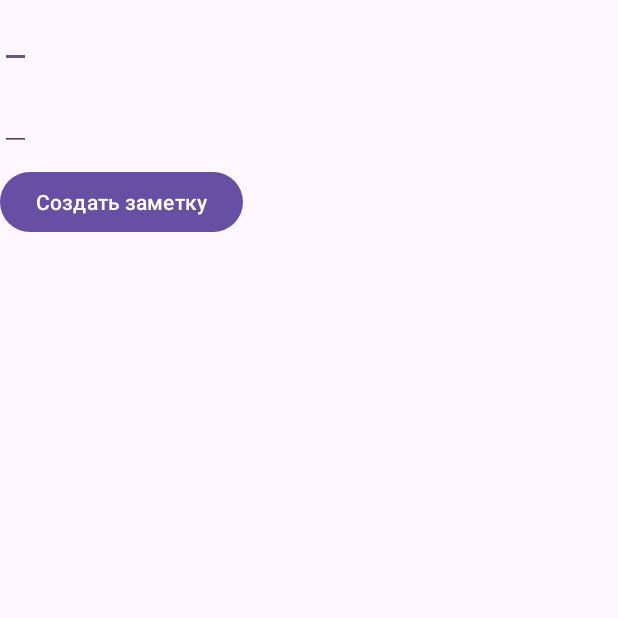
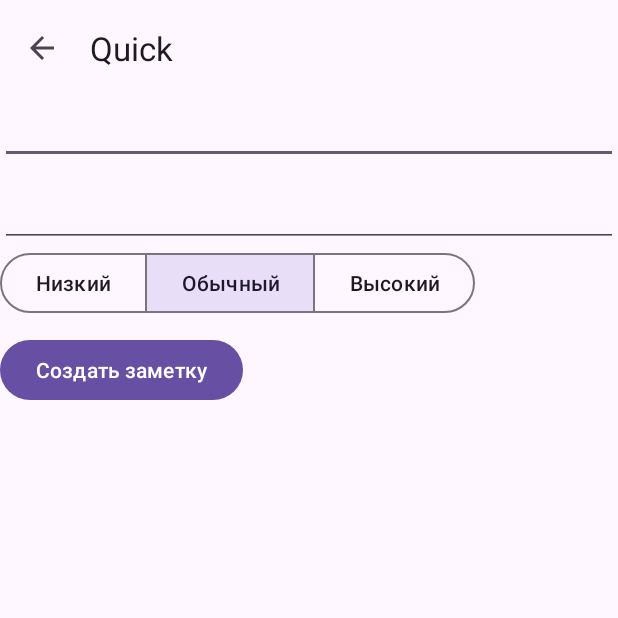
Before and after one commit to Aleksei-L/Quick, an Android app: the screen it shows after launch (CreateQuickActivity), after a tap on "Создать заметку", on a phone screen of 412 x 824 dp, the top half of it. Run offline under Robolectric (Android 15) with nearby library versions, the phone set to English and light mode, and no system bars; our stand-ins replace Room's generated code.

Commit message:
- Добавлена возможность удаления заметок - Теперь при создании заметок можно выбрать их приоритет

```diff
--- a/app/src/main/AndroidManifest.xml
+++ b/app/src/main/AndroidManifest.xml
@@ -14,7 +14,8 @@
 		tools:targetApi="31">
 		<activity
 			android:name=".activity.CreateQuickActivity"
-			android:exported="false" />
+			android:exported="false"
+			android:parentActivityName=".activity.MainActivity" />
 		<activity
 			android:name=".activity.DetailActivity"
 			android:exported="false"
--- a/app/src/main/java/com/example/todolist/activity/CreateQuickActivity.kt
+++ b/app/src/main/java/com/example/todolist/activity/CreateQuickActivity.kt
@@ -4,11 +4,13 @@ import android.os.Bundle
 import android.widget.Button
 import android.widget.EditText
 import androidx.appcompat.app.AppCompatActivity
+import androidx.appcompat.widget.Toolbar
 import androidx.room.Room
 import com.example.todolist.R
 import com.example.todolist.data.PRIORITY
 import com.example.todolist.data.Quick
 import com.example.todolist.db.QuickDatabase
+import com.google.android.material.button.MaterialButtonToggleGroup
 import kotlinx.coroutines.CoroutineScope
 import kotlinx.coroutines.Dispatchers
 import kotlinx.coroutines.launch
@@ -18,32 +20,41 @@ class CreateQuickActivity : AppCompatActivity() {
 		super.onCreate(savedInstanceState)
 		setContentView(R.layout.activity_create_quick)
 
+		val toolbar = findViewById<Toolbar>(R.id.toolbar)
+		setSupportActionBar(toolbar)
+		supportActionBar?.setDisplayHomeAsUpEnabled(true)
+
 		val createQuickButton = findViewById<Button>(R.id.create)
 		val title = findViewById<EditText>(R.id.edit_title)
 		val description = findViewById<EditText>(R.id.edit_description)
-
+		val priority = findViewById<MaterialButtonToggleGroup>(R.id.segmented_button_group)
 
 		createQuickButton.setOnClickListener {
+			//TODO вынести базу данных в сингтон
 			val db = Room.databaseBuilder(
 				this,
 				QuickDatabase::class.java,
 				"quick_database"
 			).build()
 
-			val job = CoroutineScope(Dispatchers.IO).launch {
+			CoroutineScope(Dispatchers.IO).launch {
 				val quick = db.quickDao()
 				quick.insertQuick(
 					Quick(
 						0,
 						title.text.toString(),
 						description.text.toString(),
-						PRIORITY.MEDIUM
+						when (priority.checkedButtonId) {
+							R.id.priority_low_button -> PRIORITY.LOW
+							R.id.priority_medium_button -> PRIORITY.MEDIUM
+							R.id.priority_high_button -> PRIORITY.HIGH
+							else -> PRIORITY.MEDIUM //TODO убрать это
+						}
 					)
 				)
 			}
 
-			onBackPressed()
+			onBackPressed() //TODO поменять на нормальный способ возврата к предыдущий activity
 		}
-
 	}
 }
--- a/app/src/main/java/com/example/todolist/activity/MainActivity.kt
+++ b/app/src/main/java/com/example/todolist/activity/MainActivity.kt
@@ -24,12 +24,13 @@ class MainActivity : AppCompatActivity() {
 		super.onCreate(savedInstanceState)
 		setContentView(R.layout.activity_main)
 
-		val toolbar = findViewById<Toolbar>(R.id.main_toolbar)
+		val toolbar = findViewById<Toolbar>(R.id.toolbar)
 		setSupportActionBar(toolbar)
 	}
 
 	override fun onStart() {
 		super.onStart()
+		//TODO вынести базу данных в сингтон
 		val db = Room.databaseBuilder(
 			this,
 			QuickDatabase::class.java,
@@ -41,10 +42,10 @@ class MainActivity : AppCompatActivity() {
 			data = quick.getAllQuick()
 		}
 
-
 		val action = object : QuickItemAdapter.OnItemClickListener {
 			override fun onItemClick(item: Quick, position: Int) {
 				val intent = Intent(this@MainActivity, DetailActivity::class.java)
+				intent.putExtra(ID_EXTRA, item.id)
 				intent.putExtra(TITLE_EXTRA, item.title)
 				intent.putExtra(DESC_EXTRA, item.description)
 				intent.putExtra(PRIORITY_EXTRA, item.priority.name)
@@ -59,7 +60,7 @@ class MainActivity : AppCompatActivity() {
 	}
 
 	override fun onCreateOptionsMenu(menu: Menu?): Boolean {
-		menuInflater.inflate(R.menu.main_menu, menu)
+		menuInflater.inflate(R.menu.menu_main, menu)
 		return super.onCreateOptionsMenu(menu)
 	}
 
@@ -75,6 +76,7 @@ class MainActivity : AppCompatActivity() {
 	}
 
 	companion object {
+		const val ID_EXTRA = "id"
 		const val TITLE_EXTRA = "title"
 		const val DESC_EXTRA = "desc"
 		const val PRIORITY_EXTRA = "priority"
--- a/app/src/main/java/com/example/todolist/dao/QuickDao.kt
+++ b/app/src/main/java/com/example/todolist/dao/QuickDao.kt
@@ -12,6 +12,9 @@ interface QuickDao {
 	@Query("SELECT * FROM Quick")
 	fun getAllQuick(): List<Quick>
 
+	@Query("SELECT * FROM Quick WHERE id = :id")
+	fun getQuickById(id: Long): Quick
+
 	@Insert(onConflict = OnConflictStrategy.REPLACE)
 	fun insertQuick(quick: Quick)
 
--- a/app/src/main/res/drawable-anydpi/ic_add_quick.xml
+++ b/app/src/main/res/drawable/ic_add_quick.xml
@@ -1,11 +1,12 @@
 <vector xmlns:android="http://schemas.android.com/apk/res/android"
-	android:width="24dp"
 	android:height="24dp"
-	android:alpha="0.6"
-	android:tint="#333333"
+	android:tint="#000000"
+	android:viewportHeight="960"
 	android:viewportWidth="960"
-	android:viewportHeight="960">
+	android:width="24dp">
+
 	<path
 		android:fillColor="@android:color/white"
 		android:pathData="M440,520L240,520Q223,520 211.5,508.5Q200,497 200,480Q200,463 211.5,451.5Q223,440 240,440L440,440L440,240Q440,223 451.5,211.5Q463,200 480,200Q497,200 508.5,211.5Q520,223 520,240L520,440L720,440Q737,440 748.5,451.5Q760,463 760,480Q760,497 748.5,508.5Q737,520 720,520L520,520L520,720Q520,737 508.5,748.5Q497,760 480,760Q463,760 451.5,748.5Q440,737 440,720L440,520Z" />
+
 </vector>
--- a/app/src/main/res/layout/activity_create_quick.xml
+++ b/app/src/main/res/layout/activity_create_quick.xml
@@ -1,29 +1,71 @@
 <?xml version="1.0" encoding="utf-8"?>
-<LinearLayout xmlns:android="http://schemas.android.com/apk/res/android"
+<androidx.constraintlayout.widget.ConstraintLayout xmlns:android="http://schemas.android.com/apk/res/android"
+	xmlns:app="http://schemas.android.com/apk/res-auto"
 	xmlns:tools="http://schemas.android.com/tools"
 	android:id="@+id/main"
 	android:layout_width="match_parent"
 	android:layout_height="match_parent"
-	android:orientation="vertical"
 	tools:context=".activity.CreateQuickActivity">
+
+	<include
+		android:id="@+id/toolbar"
+		layout="@layout/toolbar"
+		app:layout_constraintStart_toStartOf="parent"
+		app:layout_constraintTop_toTopOf="parent" />
 
 	<EditText
 		android:id="@+id/edit_title"
-		android:layout_width="wrap_content"
-		android:layout_height="wrap_content" />
+		android:layout_width="match_parent"
+		android:layout_height="wrap_content"
+		app:layout_constraintStart_toStartOf="parent"
+		app:layout_constraintTop_toBottomOf="@id/toolbar" />
 
 	<EditText
 		android:id="@+id/edit_description"
+		android:layout_width="match_parent"
+		android:layout_height="wrap_content"
+		android:layout_marginTop="10dp"
+		app:layout_constraintStart_toStartOf="parent"
+		app:layout_constraintTop_toBottomOf="@id/edit_title" />
+
+	<com.google.android.material.button.MaterialButtonToggleGroup
+		android:id="@+id/segmented_button_group"
 		android:layout_width="wrap_content"
 		android:layout_height="wrap_content"
-		android:layout_marginTop="10dp" />
+		app:checkedButton="@id/priority_medium_button"
+		app:layout_constraintStart_toStartOf="parent"
+		app:layout_constraintTop_toBottomOf="@id/edit_description"
+		app:singleSelection="true">
+
+		<com.google.android.material.button.MaterialButton
+			android:id="@+id/priority_low_button"
+			style="?attr/materialButtonOutlinedStyle"
+			android:layout_width="wrap_content"
+			android:layout_height="wrap_content"
+			android:text="@string/priority_low" />
+
+		<com.google.android.material.button.MaterialButton
+			android:id="@+id/priority_medium_button"
+			style="?attr/materialButtonOutlinedStyle"
+			android:layout_width="wrap_content"
+			android:layout_height="wrap_content"
+			android:text="@string/priority_medium" />
+
+		<com.google.android.material.button.MaterialButton
+			android:id="@+id/priority_high_button"
+			style="?attr/materialButtonOutlinedStyle"
+			android:layout_width="wrap_content"
+			android:layout_height="wrap_content"
+			android:text="@string/priority_high" />
+	</com.google.android.material.button.MaterialButtonToggleGroup>
 
 	<Button
 		android:id="@+id/create"
 		android:layout_width="wrap_content"
 		android:layout_height="wrap_content"
+		android:layout_marginTop="10dp"
 		android:text="@string/create_quick_button"
-		android:layout_marginTop="10dp" />
+		app:layout_constraintStart_toStartOf="parent"
+		app:layout_constraintTop_toBottomOf="@id/segmented_button_group" />
 
-
-</LinearLayout>
+</androidx.constraintlayout.widget.ConstraintLayout>
--- a/app/src/main/res/layout/activity_main.xml
+++ b/app/src/main/res/layout/activity_main.xml
@@ -8,7 +8,7 @@
 	tools:context=".activity.MainActivity">
 
 	<include
-		android:id="@+id/main_toolbar"
+		android:id="@+id/toolbar"
 		layout="@layout/toolbar" />
 
 	<androidx.recyclerview.widget.RecyclerView
@@ -16,6 +16,6 @@
 		android:layout_width="match_parent"
 		android:layout_height="wrap_content"
 		app:layout_constraintStart_toStartOf="parent"
-		app:layout_constraintTop_toBottomOf="@id/main_toolbar" />
+		app:layout_constraintTop_toBottomOf="@id/toolbar" />
 
 </androidx.constraintlayout.widget.ConstraintLayout>
--- a/app/src/main/res/values/strings.xml
+++ b/app/src/main/res/values/strings.xml
@@ -2,10 +2,10 @@
 	<string name="app_name">Quick</string>
 	<string name="main_title">Quick Main Screen</string>
 	<string name="priority_hint">Приоритет задачи:</string>
-	<string-array name="priority_array">
-		<item>Низкий</item>
-		<item>Обычный</item>
-		<item>Высокий</item>
-	</string-array>
+	<string name="priority_low">Низкий</string>
+	<string name="priority_medium">Обычный</string>
+	<string name="priority_high">Высокий</string>
 	<string name="create_quick_button">Создать заметку</string>
+	<string name="edit_quick_button">Изменить заметку</string>
+	<string name="delete_quick_button">Удалить заметку</string>
 </resources>
--- a/gradle/libs.versions.toml
+++ b/gradle/libs.versions.toml
@@ -2,13 +2,13 @@
 agp = "8.3.2"
 compiler = "1.1.1"
 kotlin = "1.9.0"
-coreKtx = "1.10.1"
+coreKtx = "1.12.0"
 junit = "4.13.2"
 junitVersion = "1.1.5"
 espressoCore = "3.5.1"
 appcompat = "1.6.1"
-material = "1.10.0"
-activity = "1.8.0"
+material = "1.11.0"
+activity = "1.8.2"
 constraintlayout = "2.1.4"
 roomRuntime = "2.6.1"
 
```
Also changed, not shown: app/src/main/java/com/example/todolist/activity/DetailActivity.kt (+51 -2 lines), app/src/main/res/drawable/ic_delete_quick.xml (added, +12 -0 lines), app/src/main/res/drawable/ic_edit_quick.xml (added, +12 -0 lines), app/src/main/res/layout/activity_detail.xml (renamed from app/src/main/res/layout/activity_item.xml, +7 -2 lines), app/src/main/res/menu/menu_detail.xml (added, +15 -0 lines), app/src/main/res/drawable-hdpi/ic_add_quick.png (deleted), app/src/main/res/drawable-mdpi/ic_add_quick.png (deleted), app/src/main/res/drawable-xhdpi/ic_add_quick.png (deleted), app/src/main/res/drawable-xxhdpi/ic_add_quick.png (deleted), app/src/main/res/menu/menu_main.xml (renamed from app/src/main/res/menu/main_menu.xml).
